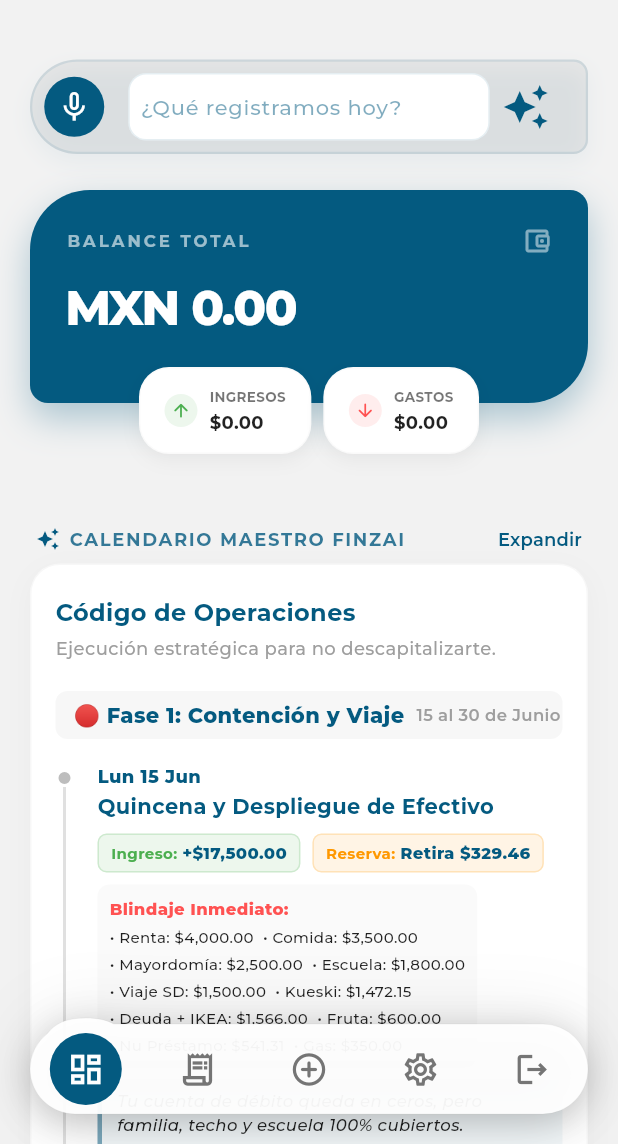
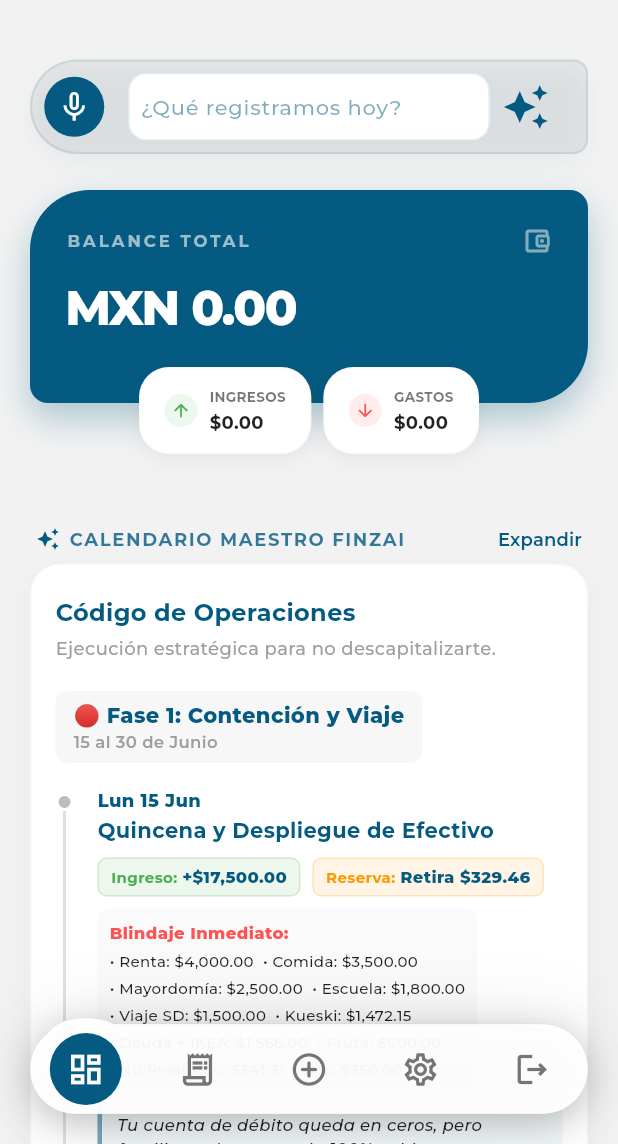
Before and after one commit to SAlejandroHP/finanzas-personales, a Flutter app: the screen it shows once a user with an empty profile is signed in, on a phone screen of 412 x 824 dp, the part 92-1236 px from its top. Run offline on Flutter 3.47's test engine with Material 3 defaults, Android fonts, the light colour scheme and no system bars; our stand-ins replace camera, fl_chart, flutter_dotenv, flutter_riverpod, flutter_secure_storage, go_router and 9 more; missing offline and left inert: flutter_notification_listener, google_mlkit_text_recognition, receive_sharing_intent; accounts and stored records are empty.

Commit message:
fix: corregir overflow en título de fase en Calendario Maestro

```diff
--- a/lib/features/dashboard/presentation/widgets/master_plan_card.dart
+++ b/lib/features/dashboard/presentation/widgets/master_plan_card.dart
@@ -300,8 +300,9 @@ class _MasterPlanCardState extends State<MasterPlanCard> {
             color: isDark ? Colors.white.withOpacity(0.05) : Colors.black.withOpacity(0.03),
             borderRadius: BorderRadius.circular(8),
           ),
-          child: Row(
-            mainAxisSize: MainAxisSize.min,
+          child: Wrap(
+            crossAxisAlignment: WrapCrossAlignment.center,
+            spacing: 8,
             children: [
               Text(
                 title,
@@ -311,7 +312,6 @@ class _MasterPlanCardState extends State<MasterPlanCard> {
                   color: isDark ? Colors.white : AppColors.textPrimary,
                 ),
               ),
-              const SizedBox(width: 8),
               Text(
                 subtitle,
                 style: GoogleFonts.montserrat(
```
